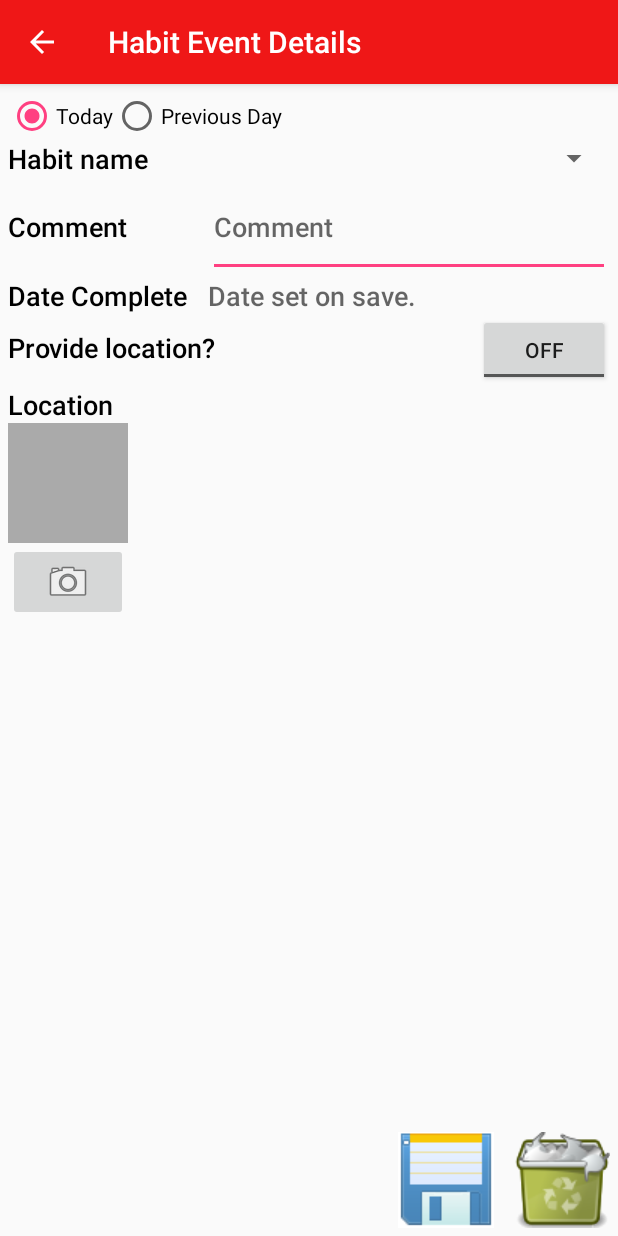
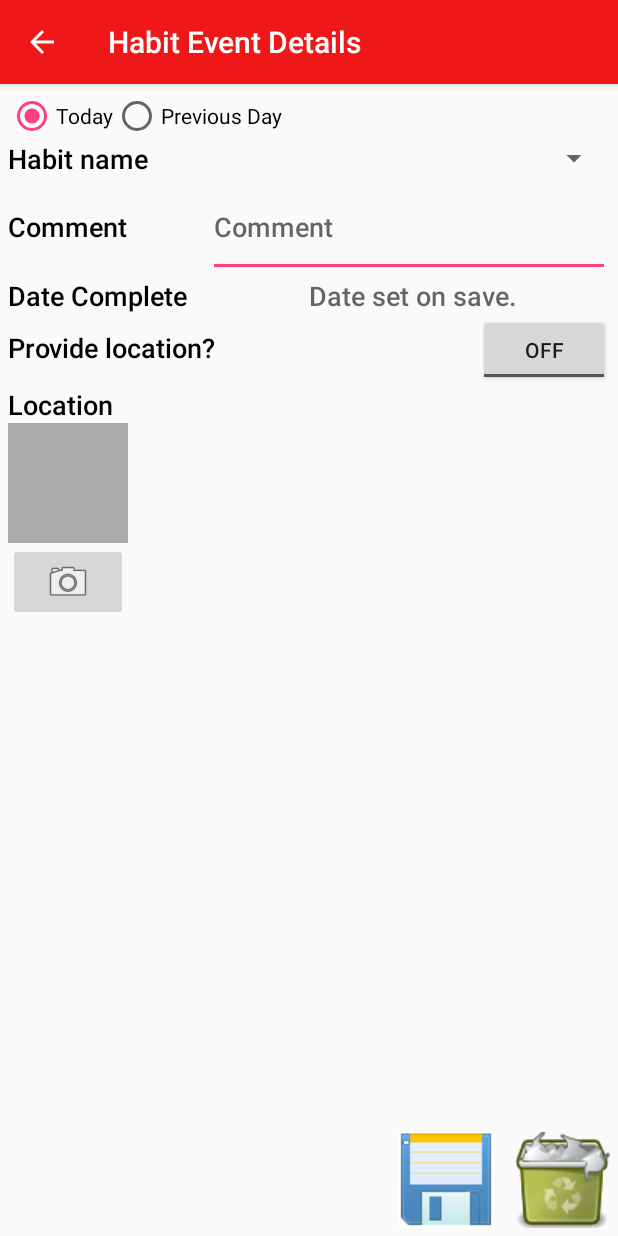
Before and after one commit to CMPUT301F17T26/Smores, an Android app: the HabitEventDetailsActivity screen opened directly, with no data from a screen before it, on a phone screen of 412 x 824 dp. Run offline under Robolectric (Android 15) with nearby library versions, the phone set to English and light mode, and no system bars.

Commit message:
fixed habit event details activity

```diff
--- a/app/src/main/res/layout/content_habit_event_details.xml
+++ b/app/src/main/res/layout/content_habit_event_details.xml
@@ -114,7 +114,7 @@
         <TextView
             android:layout_width="0dp"
             android:layout_height="wrap_content"
-            android:layout_weight="2"
+            android:layout_weight="1"
             android:text="Date set on save."
             android:id="@+id/Event_hDate"
             android:textAppearance="@android:style/TextAppearance.DeviceDefault.Medium"/>/>
```
Also changed, not shown: app/src/main/java/cmput301f17t26/smores/all_activities/HabitEventDetailsActivity.java (+1 -7 lines).
